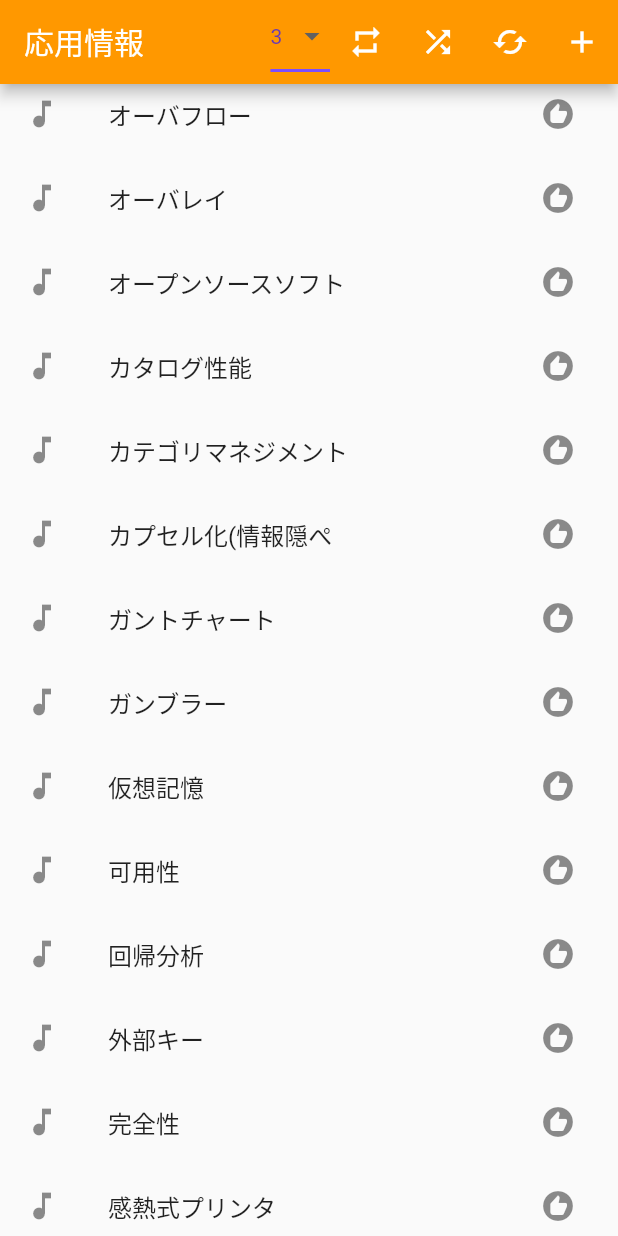
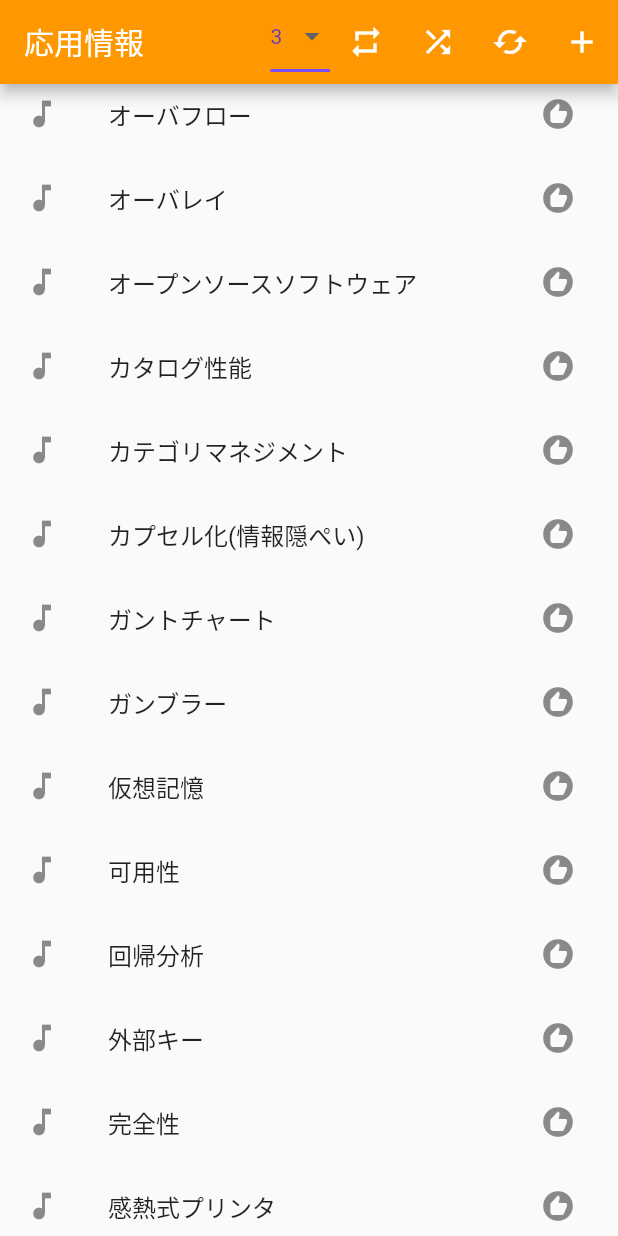
Before and after one commit to okashogo/lyrics_quiz, a Flutter app: the screen it shows after launch, scrolled down 2304 dp, on a phone screen of 412 x 824 dp. Run offline on Flutter 3.47's test engine with Material 2 defaults, Android fonts, the light colour scheme and no system bars; our stand-ins replace flutter_tts; missing offline and left inert: dart:ffi.

Commit message:
一覧の名前を全て表示

```diff
--- a/lib/pages/mainPage.dart
+++ b/lib/pages/mainPage.dart
@@ -177,9 +177,7 @@ class MainPageState extends State<MainPage> {
                                     ? Icons.music_note
                                     : Icons.music_off,
                               ),
-                              title: Text(lyrics[1].length >= 10
-                                  ? lyrics[1].substring(0, 10)
-                                  : lyrics[1]),
+                              title: Text(lyrics[1]),
                               onTap: () => ttsSpeak(lyrics[0]),
                               onLongPress: () => Navigator.of(context)
                                   .pushNamed("/edit",
```
